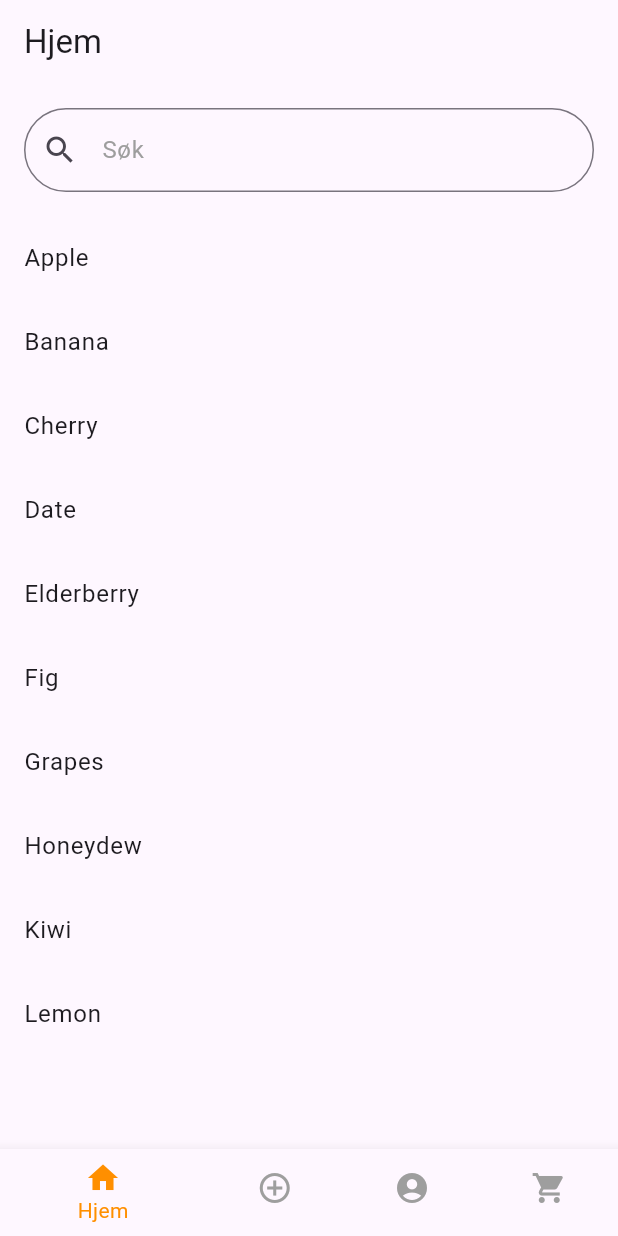
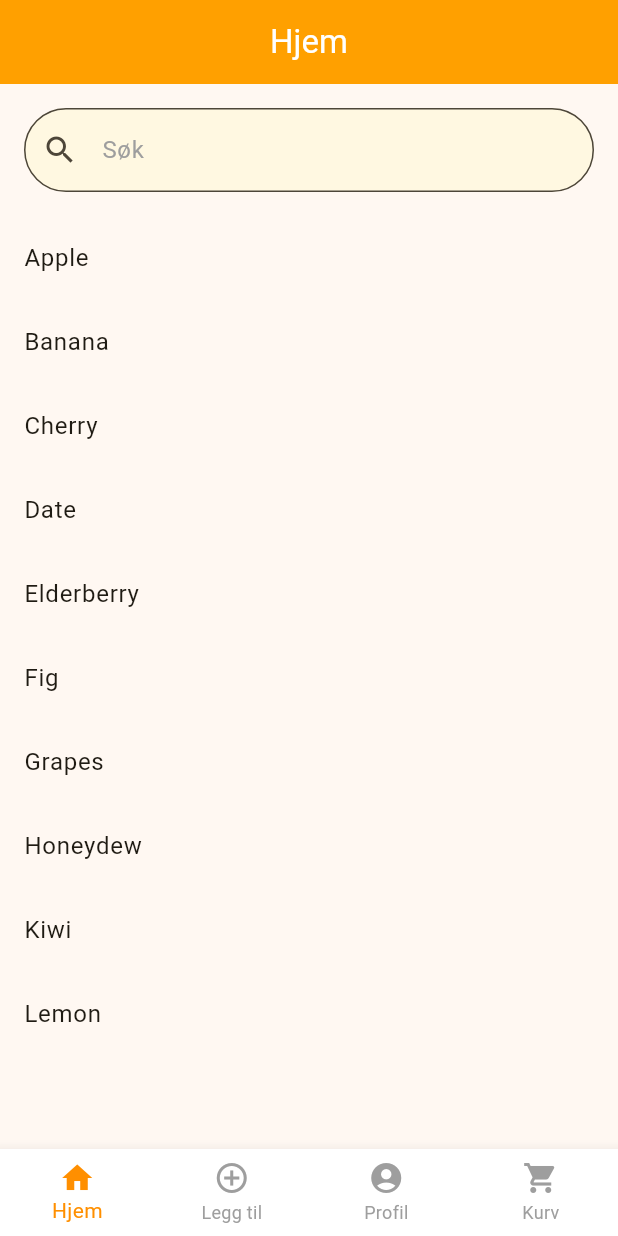
Before and after one commit to MathiasNordZ/foodPriceTracker, a Flutter app: the screen it shows after launch, on a phone screen of 412 x 824 dp. Run offline on Flutter 3.47's test engine with Material 3 defaults, Android fonts, the phone set to English and light mode, and no system bars.

Commit message:
feat: :lipstick: Added styling to main UI.
Added theme styling of the app through main.

```diff
--- a/foodtracker/lib/main.dart
+++ b/foodtracker/lib/main.dart
@@ -1,7 +1,5 @@
 import 'package:flutter/material.dart';
 import 'package:foodtracker/widgets/bottomNav.dart';
-
-/// Flutter code sample for [BottomNavigationBar].
 
 void main() => runApp(const MyApp());
 
@@ -11,9 +9,55 @@ class MyApp extends StatelessWidget {
   @override
   Widget build(BuildContext context) {
     return MaterialApp(
-      title: "TEST",
-      theme: ThemeData(primarySwatch: Colors.blue),
+      title: "FoodTracker",
+      theme: ThemeData(
+        colorScheme: ColorScheme.fromSeed(
+          seedColor: Colors.amber, // main brand color
+          brightness: Brightness.light,
+        ),
+        useMaterial3: true, // enables rounded Material 3 widgets
+
+        appBarTheme: AppBarTheme(
+          backgroundColor: Colors.amber[700],
+          foregroundColor: Colors.white,
+          centerTitle: true,
+          elevation: 0,
+        ),
+
+        bottomNavigationBarTheme: BottomNavigationBarThemeData(
+          selectedItemColor: Colors.amber[700],
+          unselectedItemColor: Colors.grey[600],
+          type: BottomNavigationBarType.fixed,
+          backgroundColor: Colors.white,
+          elevation: 8,
+        ),
+
+        inputDecorationTheme: InputDecorationTheme(
+          filled: true,
+          fillColor: Colors.amber[50],
+          border: OutlineInputBorder(
+            borderRadius: BorderRadius.circular(24),
+            borderSide: BorderSide.none,
+          ),
+          hintStyle: TextStyle(color: Colors.grey[600]),
+          contentPadding: const EdgeInsets.symmetric(
+            horizontal: 20,
+            vertical: 16,
+          ),
+        ),
+
+        elevatedButtonTheme: ElevatedButtonThemeData(
+          style: ElevatedButton.styleFrom(
+            backgroundColor: Colors.amber[700],
+            foregroundColor: Colors.white,
+            shape: RoundedRectangleBorder(
+              borderRadius: BorderRadius.circular(24),
+            ),
+            padding: const EdgeInsets.symmetric(vertical: 16, horizontal: 24),
+          ),
+        ),
+      ),
       home: const CustomBottomNav(),
-      );
+    );
   }
 }
```
